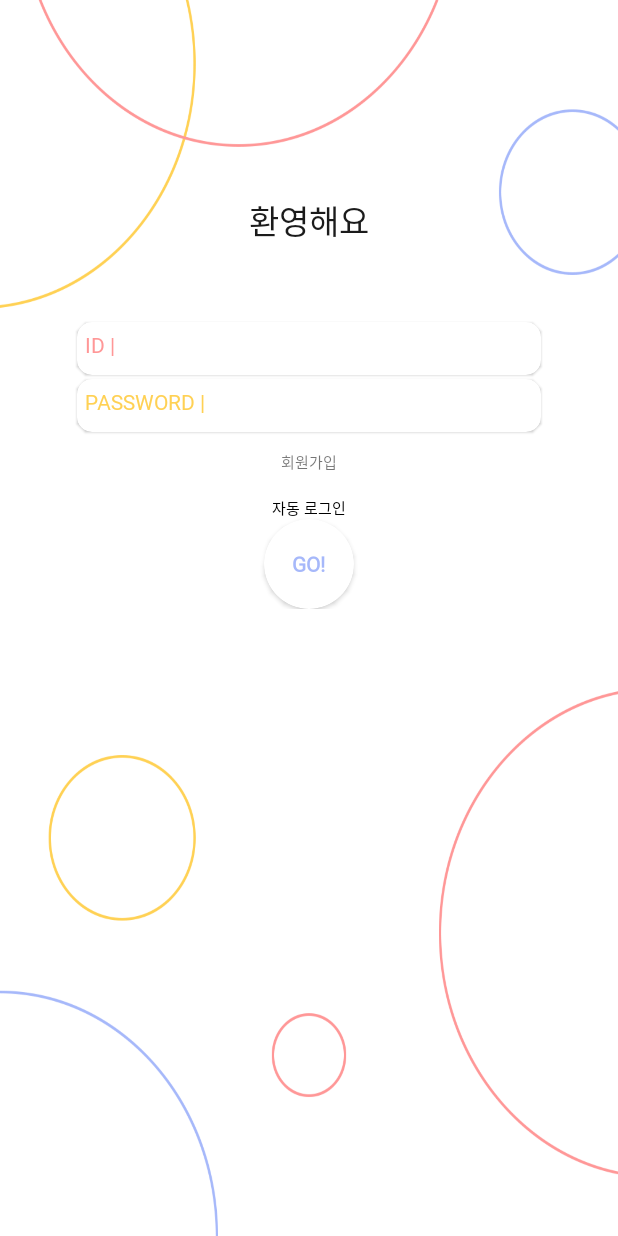
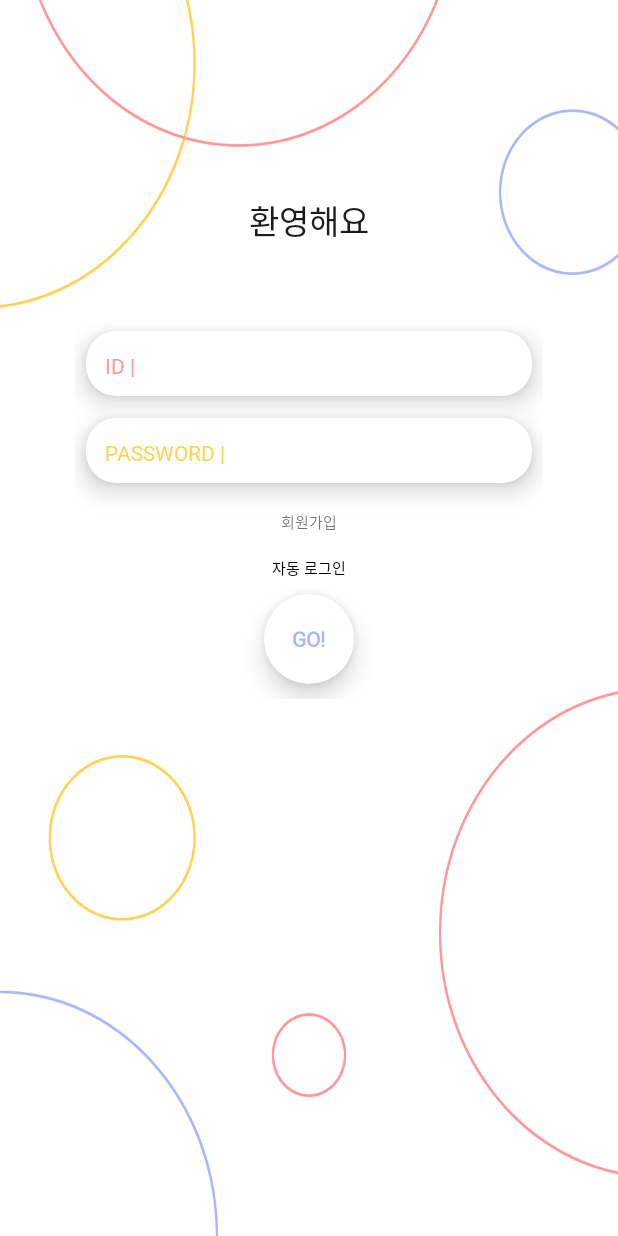
Before and after one commit to magam-sigan-neomgin/SunrinHackathon5th, an Android app: the screen it shows after launch (LoginActivity), on a phone screen of 412 x 824 dp. Run offline under Robolectric (Android 15) with nearby library versions, the phone set to English and light mode, and no system bars; our stand-ins replace Timber; 2 statements that could not run were skipped.

Commit message:
login dasi

```diff
--- a/app/src/main/res/layout/activity_login.xml
+++ b/app/src/main/res/layout/activity_login.xml
@@ -39,19 +39,22 @@
 
         <androidx.cardview.widget.CardView
                 android:layout_width="match_parent"
-                app:cardCornerRadius="10dp"
-                android:layout_margin="1dp"
-                app:cardElevation="1dp"
+                app:cardCornerRadius="20dp"
+                android:layout_margin="7dp"
+                app:cardElevation="10dp"
                 android:layout_height="wrap_content">
 
             <RelativeLayout
                     android:layout_margin="5dp"
-                    android:layout_width="match_parent" android:layout_height="wrap_content">
+                    android:layout_width="match_parent" android:layout_height="wrap_content"
+            android:paddingTop="8dp"
+            android:paddingLeft="7dp">
 
                 <TextView android:layout_width="wrap_content" android:layout_height="wrap_content"
                           android:text="ID |"
                           android:fontFamily="@font/nanum_square_eb"
                           android:textColor="#ff9797"
+                          android:gravity="center_vertical"
                           android:id="@+id/hintID"/>
 
                 <AutoCompleteTextView
@@ -71,19 +74,22 @@
 
         <androidx.cardview.widget.CardView
                 android:layout_width="match_parent"
-                app:cardCornerRadius="10dp"
-                app:cardElevation="1dp"
-                android:layout_margin="1dp"
+                app:cardCornerRadius="20dp"
+                app:cardElevation="10dp"
+                android:layout_margin="7dp"
                 android:layout_height="wrap_content">
 
             <RelativeLayout
                     android:layout_margin="5dp"
-                    android:layout_width="match_parent" android:layout_height="wrap_content">
+                    android:layout_width="match_parent" android:layout_height="wrap_content"
+            android:paddingTop="8dp"
+            android:paddingLeft="7dp">
 
                 <TextView android:layout_width="wrap_content" android:layout_height="wrap_content"
                           android:text="PASSWORD |"
                           android:textColor="#ffd154"
                           android:fontFamily="@font/nanum_square_eb"
+                          android:gravity="center_vertical"
                           android:id="@+id/hintPW"/>
 
                 <EditText
@@ -127,8 +133,9 @@
 
         <androidx.cardview.widget.CardView android:layout_width="60dp"
                                            app:cardCornerRadius="30dp"
+                                           app:cardElevation="10dp"
+                                           android:layout_margin="10dp"
                                            android:id="@+id/email_sign_in_button"
-                                           android:elevation="20dp"
                                            android:layout_gravity="center_horizontal"
                                            android:foreground="?attr/selectableItemBackground"
                                            android:layout_height="60dp">
--- a/app/src/main/res/layout/activity_main.xml
+++ b/app/src/main/res/layout/activity_main.xml
@@ -8,7 +8,7 @@
     <!--메인 액티비티 FrameLayout안에 view를 배치하면 됨-->
     <include layout="@layout/fragment_main"/>
 
-    <!--drawer layout을 만들고 그 안에 view를 배치하면 됨-->
+    <!--drawer layout을 만들고 그 안에 view를 배치하면 댐-->
     <ListView
             android:layout_width="200dp"
             android:layout_height="match_parent"
@@ -18,4 +18,5 @@
             android:dividerHeight="1dp"
             android:background="@color/colorPrimary"
             android:id="@+id/drawer"/>
+
 </androidx.drawerlayout.widget.DrawerLayout>
--- /dev/null
+++ b/app/src/main/res/layout/custom_actionbar.xml
@@ -0,0 +1,9 @@
+<?xml version="1.0" encoding="utf-8"?>
+<LinearLayout xmlns:android="http://schemas.android.com/apk/res/android"
+              android:orientation="vertical"
+              android:layout_width="match_parent"
+              android:layout_height="?attr/actionBarSize">
+
+
+
+</LinearLayout>
```
